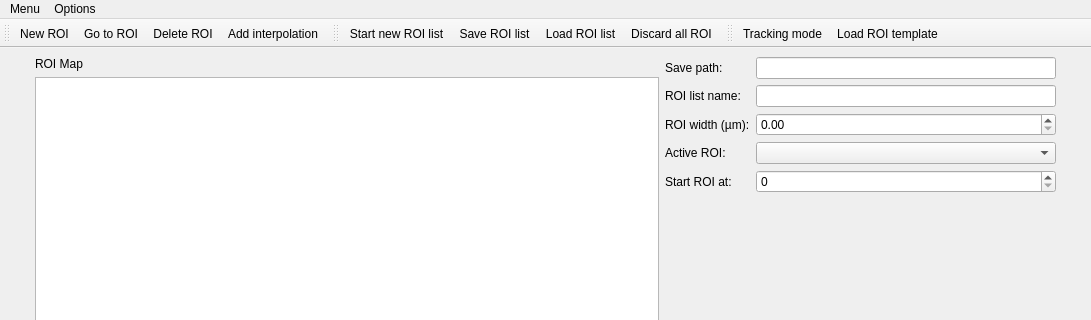
First picture: the form in src/qudi/gui/roi_manager/ui_roi_gui.ui, repository NollmannLab/qudi-core-HiM, before the edit; both pictures show x 0 to 1091 and y 0 to 320 of the 1091 by 762 pixel window.
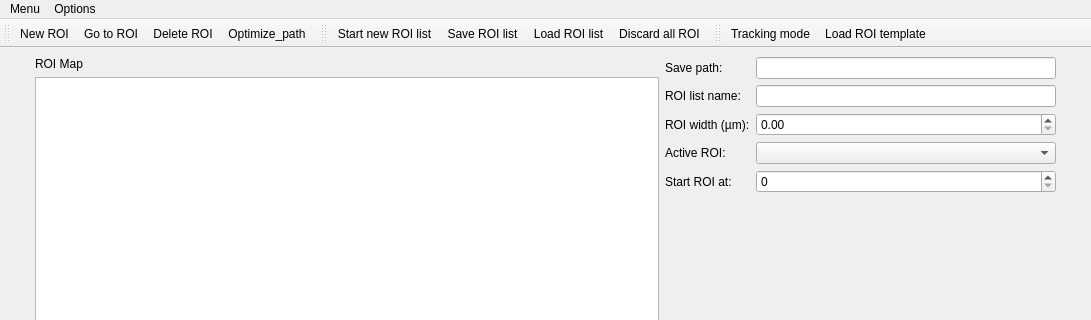
Second picture: the form after the edit. Custom widgets are drawn as their Qt base class.

Commit message: allow path optimization for ROI list

```diff
--- a/src/qudi/gui/roi_manager/ui_roi_gui.ui
+++ b/src/qudi/gui/roi_manager/ui_roi_gui.ui
@@ -282,7 +282,7 @@
    <addaction name="new_roi_Action"/>
    <addaction name="go_to_roi_Action"/>
    <addaction name="delete_roi_Action"/>
-   <addaction name="add_interpolation_Action"/>
+   <addaction name="optimize_path_Action"/>
   </widget>
   <widget class="QToolBar" name="toolBar_2">
    <property name="windowTitle">
@@ -399,6 +399,14 @@
     <string>Load template for RNA / DNA ROIs</string>
    </property>
   </action>
+  <action name="optimize_path_Action">
+   <property name="text">
+    <string>Optimize_path</string>
+   </property>
+   <property name="toolTip">
+    <string>Save a backup, reorder the ROIs along the shortest stage path (first ROI kept first), renumber them and save the result as a new list</string>
+   </property>
+  </action>
  </widget>
  <customwidgets>
   <customwidget>
```
Left out of the diff: 2 changed lines with no effect on the pictures. The commit also changes 4 other files.
